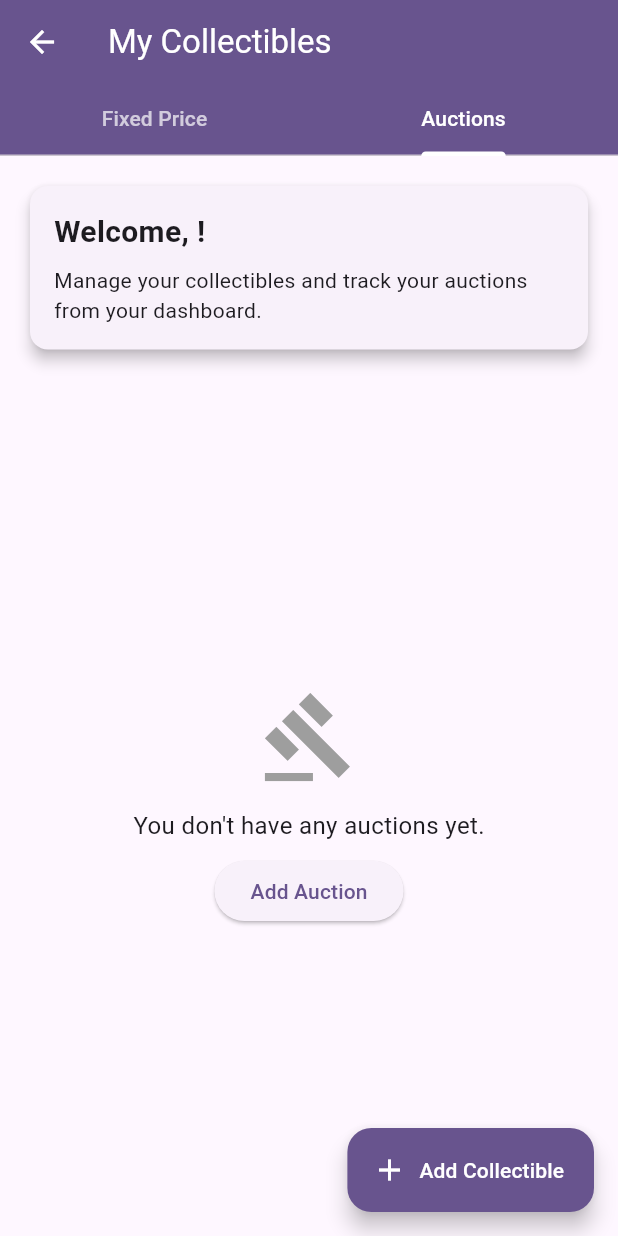
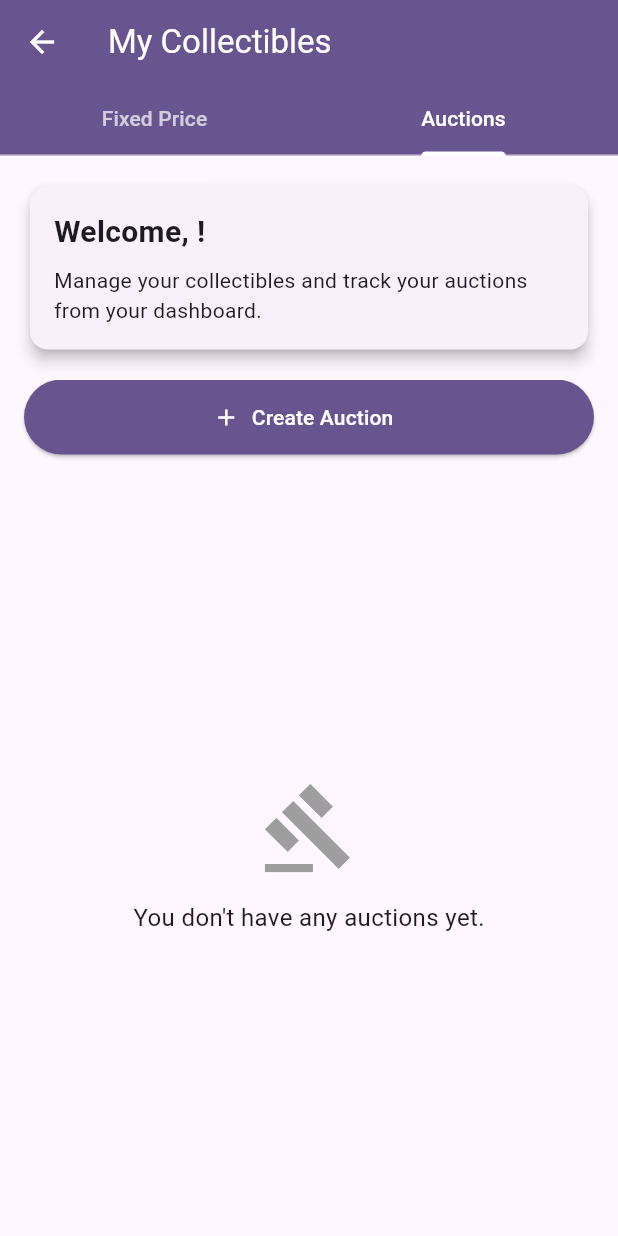
Before and after one commit to Dausali23/collectorhub, a Flutter app: the SellerDashboard screen opened directly, tab 2 chosen, on a phone screen of 412 x 824 dp. Run offline on Flutter 3.47's test engine with Material 3 defaults, Android fonts, the phone set to English and light mode, and no system bars; our stand-ins replace cloud_firestore, firebase_auth, firebase_core, image_picker; accounts and stored records are empty; network calls fail.

Commit message:
change button add collectible in seller page

```diff
--- a/lib/screens/seller/seller_dashboard.dart
+++ b/lib/screens/seller/seller_dashboard.dart
@@ -6,6 +6,7 @@ import '../../services/firestore_service.dart';
 import '../../utils/image_utils.dart';
 import 'add_listing_screen.dart';
 import 'edit_listing_screen.dart';
+import 'create_auction_screen.dart';
 
 class SellerDashboard extends StatefulWidget {
   const SellerDashboard({super.key});
@@ -22,6 +23,12 @@ class _SellerDashboardState extends State<SellerDashboard> with SingleTickerProv
   void initState() {
     super.initState();
     _tabController = TabController(length: 2, vsync: this);
+    _tabController.addListener(() {
+      // Force rebuild when tab changes to update button label
+      if (_tabController.indexIsChanging) {
+        setState(() {});
+      }
+    });
   }
 
   @override
@@ -64,6 +71,10 @@ class _SellerDashboardState extends State<SellerDashboard> with SingleTickerProv
       return const Center(child: CircularProgressIndicator());
     }
 
+    // Determine button text based on active tab
+    final bool isFixedPriceTab = _tabController.index == 0;
+    final String buttonText = isFixedPriceTab ? 'Add Collectible' : 'Create Auction';
+
     return Scaffold(
       appBar: AppBar(
         title: const Text("My Collectibles"),
@@ -84,7 +95,10 @@ class _SellerDashboardState extends State<SellerDashboard> with SingleTickerProv
         children: [
           Padding(
             padding: const EdgeInsets.all(16.0),
-            child: Card(
+            child: Column(
+              children: [
+                // Welcome Card
+                Card(
                   elevation: 4,
                   shape: RoundedRectangleBorder(borderRadius: BorderRadius.circular(12)),
                   child: Padding(
@@ -108,22 +122,19 @@ class _SellerDashboardState extends State<SellerDashboard> with SingleTickerProv
                     ),
                   ),
                 ),
+              ],
+            ),
           ),
           Expanded(
             child: TabBarView(
               controller: _tabController,
               children: [
                 // Fixed Price Listings Tab
-                _buildListingsTab(user.uid, true),
-
-                // Auctions Tab
-                _buildListingsTab(user.uid, false),
-              ],
-            ),
-          ),
-        ],
-      ),
-      floatingActionButton: FloatingActionButton.extended(
+                Column(
+                  children: [
+                    Padding(
+                      padding: const EdgeInsets.symmetric(horizontal: 16.0),
+                      child: ElevatedButton.icon(
                         onPressed: () {
                           Navigator.push(
                             context,
@@ -132,10 +143,55 @@ class _SellerDashboardState extends State<SellerDashboard> with SingleTickerProv
                             ),
                           );
                         },
+                        style: ElevatedButton.styleFrom(
                           backgroundColor: Theme.of(context).colorScheme.primary,
                           foregroundColor: Colors.white,
+                          minimumSize: const Size(double.infinity, 50),
+                        ),
+                        icon: const Icon(Icons.add),
                         label: const Text('Add Collectible'),
+                      ),
+                    ),
+                    const SizedBox(height: 16),
+                    Expanded(
+                      child: _buildListingsTab(user.uid, true),
+                    ),
+                  ],
+                ),
+
+                // Auctions Tab
+                Column(
+                  children: [
+                    Padding(
+                      padding: const EdgeInsets.symmetric(horizontal: 16.0),
+                      child: ElevatedButton.icon(
+                        onPressed: () {
+                          Navigator.push(
+                            context,
+                            MaterialPageRoute(
+                              builder: (context) => CreateAuctionScreen(user: user),
+                            ),
+                          );
+                        },
+                        style: ElevatedButton.styleFrom(
+                          backgroundColor: Theme.of(context).colorScheme.primary,
+                          foregroundColor: Colors.white,
+                          minimumSize: const Size(double.infinity, 50),
+                        ),
                         icon: const Icon(Icons.add),
+                        label: const Text('Create Auction'),
+                      ),
+                    ),
+                    const SizedBox(height: 16),
+                    Expanded(
+                      child: _buildListingsTab(user.uid, false),
+                    ),
+                  ],
+                ),
+              ],
+            ),
+          ),
+        ],
       ),
     );
   }
@@ -172,18 +228,6 @@ class _SellerDashboardState extends State<SellerDashboard> with SingleTickerProv
                 Text(
                   "You don't have any ${isFixedPrice ? 'fixed price listings' : 'auctions'} yet.",
                   style: const TextStyle(fontSize: 16),
-                ),
-                const SizedBox(height: 8),
-                ElevatedButton(
-                  onPressed: () {
-                    Navigator.push(
-                      context,
-                      MaterialPageRoute(
-                        builder: (context) => AddListingScreen(),
-                      ),
-                    );
-                  },
-                  child: Text("Add ${isFixedPrice ? 'Listing' : 'Auction'}"),
                 ),
               ],
             ),
```
Also changed, not shown: lib/screens/seller/create_auction_screen.dart (added, +32 -0 lines). Lines whose indentation alone changed are shown as unchanged.
